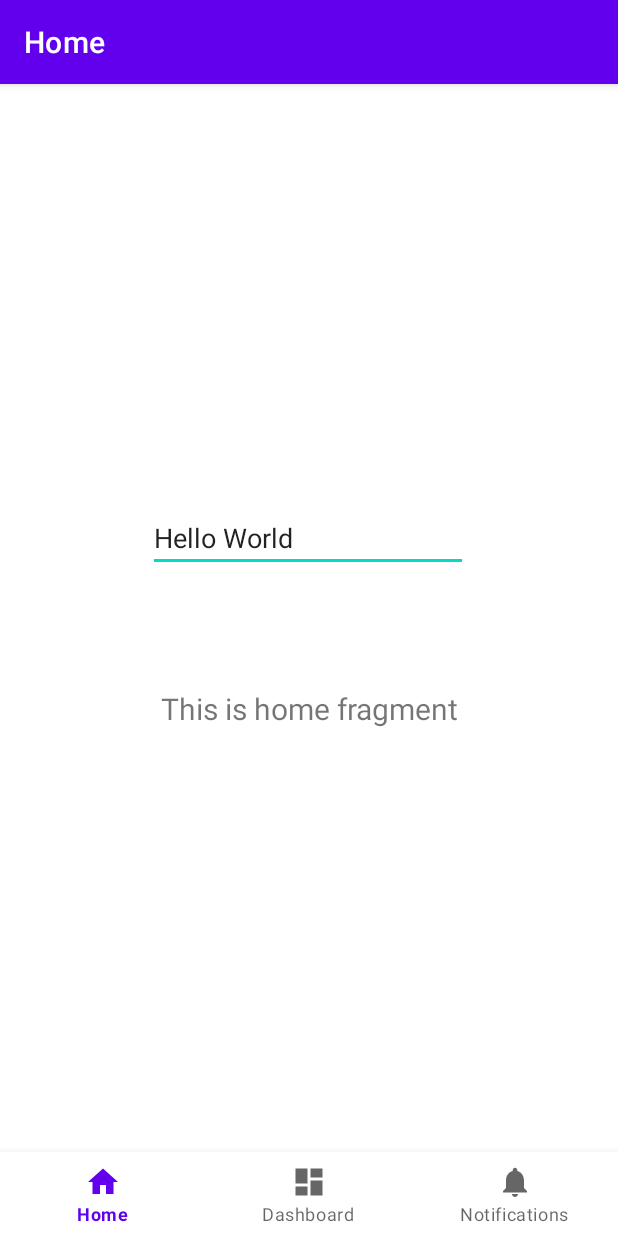
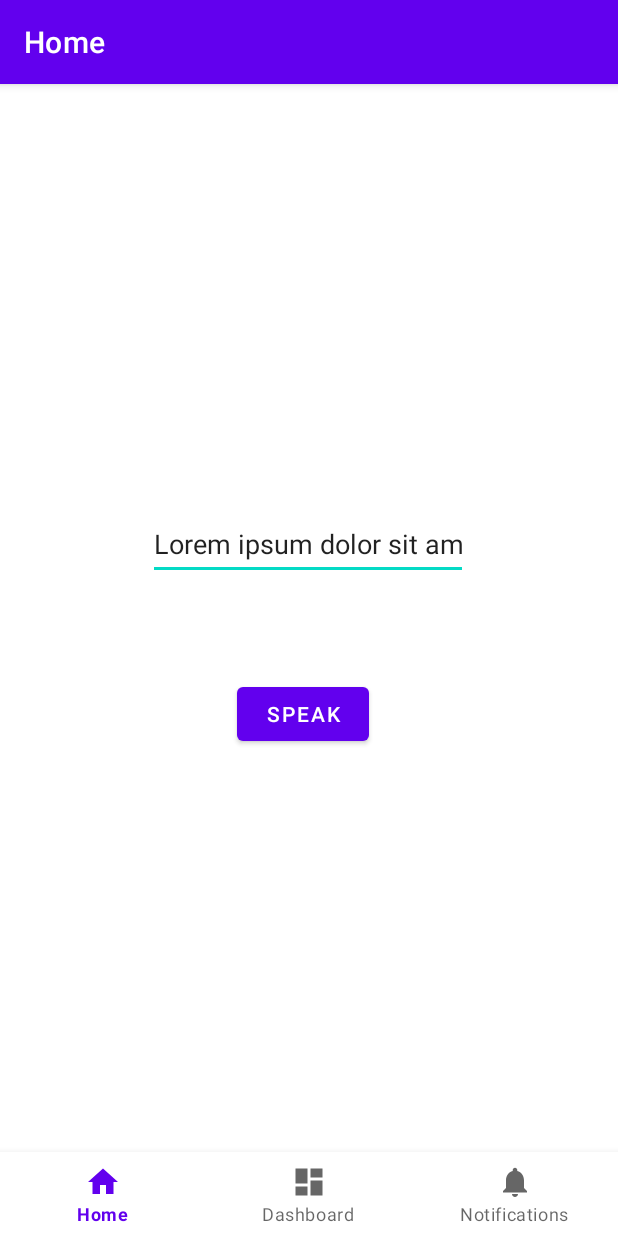
Before and after one commit to 12DerekH/CustomTTS, an Android app: the screen it shows after launch (MainActivity), on a phone screen of 412 x 824 dp. Run offline under Robolectric (Android 15) with nearby library versions, the phone set to English and light mode, and no system bars; our stand-ins replace navigation-ui.

Commit message:
Got TTS working

```diff
--- a/CustomTTS/app/src/main/java/com/example/customtts/ui/home/HomeFragment.java
+++ b/CustomTTS/app/src/main/java/com/example/customtts/ui/home/HomeFragment.java
@@ -1,11 +1,14 @@
 package com.example.customtts.ui.home;
 
 import android.os.Bundle;
+import android.speech.tts.TextToSpeech;
 import android.view.LayoutInflater;
 import android.view.View;
 import android.view.ViewGroup;
+import android.widget.Button;
 import android.widget.EditText;
 import android.widget.TextView;
+import android.widget.Toast;
 
 import androidx.annotation.NonNull;
 import androidx.fragment.app.Fragment;
@@ -14,9 +17,14 @@ import androidx.lifecycle.ViewModelProvider;
 import com.example.customtts.R;
 import com.example.customtts.databinding.FragmentHomeBinding;
 
+import java.util.Locale;
+
 public class HomeFragment extends Fragment {
 
     private FragmentHomeBinding binding;
+
+    TextToSpeech t1;
+    TextToSpeech t2;
 
     public View onCreateView(@NonNull LayoutInflater inflater,
                              ViewGroup container, Bundle savedInstanceState) {
@@ -26,13 +34,56 @@ public class HomeFragment extends Fragment {
         binding = FragmentHomeBinding.inflate(inflater, container, false);
         View root = binding.getRoot();
 
-        final TextView textView = binding.textHome;
-        homeViewModel.getText().observe(getViewLifecycleOwner(), textView::setText);
+        EditText ed1 =(EditText)root.findViewById(R.id.enterText);
+        Button b1 = (Button)root.findViewById(R.id.enterButton);
 
-        EditText ed1 =(EditText)root.findViewById(R.id.enterText);
-        System.out.println(ed1.getText());
+        t1 = new TextToSpeech(root.getContext(), new TextToSpeech.OnInitListener() {
+            @Override
+            public void onInit(int status) {
+                if(status != TextToSpeech.ERROR) {
+                    t1.addSpeech("Lorem", "");
+                    t1.setLanguage(Locale.UK);
+                }
+            }
+        });
+
+        t2 = new TextToSpeech(root.getContext(), new TextToSpeech.OnInitListener() {
+            @Override
+            public void onInit(int status) {
+                if(status != TextToSpeech.ERROR) {
+                    t2.setLanguage(Locale.GERMAN);
+                }
+            }
+        });
+
+        b1.setOnClickListener(new View.OnClickListener() {
+            @Override
+            public void onClick(View v) {
+                String toSpeak = ed1.getText().toString();
+                //Toast.makeText(root.getContext(), toSpeak,Toast.LENGTH_SHORT).show();
+                for (Object s: t1.getVoices().toArray()) {
+                    System.out.println(s.toString());
+                }
+                //Toast.makeText(root.getContext(), t1.getVoices().toString(), Toast.LENGTH_LONG).show();
+                t1.speak(toSpeak, TextToSpeech.QUEUE_FLUSH, null);
+                t2.speak(toSpeak, TextToSpeech.QUEUE_FLUSH, null);
+                //System.out.println(ed1.getText());
+            }
+        });
 
         return root;
+    }
+
+    public void onPause(){
+        if(t1 !=null){
+            t1.stop();
+            //t1.shutdown();
+        }
+        if(t2 !=null){
+            t2.stop();
+            //t1.shutdown();
+        }
+        super.onPause();
     }
 
     @Override
--- a/CustomTTS/app/src/main/res/layout/fragment_home.xml
+++ b/CustomTTS/app/src/main/res/layout/fragment_home.xml
@@ -5,20 +5,6 @@
     android:layout_width="match_parent"
     android:layout_height="match_parent"
     tools:context=".ui.home.HomeFragment">
-
-    <TextView
-        android:id="@+id/text_home"
-        android:layout_width="match_parent"
-        android:layout_height="wrap_content"
-        android:layout_marginStart="8dp"
-        android:layout_marginTop="8dp"
-        android:layout_marginEnd="8dp"
-        android:textAlignment="center"
-        android:textSize="20sp"
-        app:layout_constraintBottom_toBottomOf="parent"
-        app:layout_constraintEnd_toEndOf="parent"
-        app:layout_constraintStart_toStartOf="parent"
-        app:layout_constraintTop_toTopOf="parent" />
 
     <EditText
         android:id="@+id/enterText"
@@ -30,11 +16,23 @@
         android:layout_marginBottom="10dp"
         android:ems="10"
         android:inputType="textPersonName"
-        android:text="Hello World"
+        android:minHeight="48dp"
+        android:text="Lorem ipsum dolor sit amet, consectetur adipiscing elit. Suspendisse non."
         app:layout_constraintBottom_toBottomOf="parent"
         app:layout_constraintEnd_toEndOf="parent"
         app:layout_constraintHorizontal_bias="0.497"
         app:layout_constraintStart_toStartOf="parent"
         app:layout_constraintTop_toTopOf="parent"
-        app:layout_constraintVertical_bias="0.336" />
+        app:layout_constraintVertical_bias="0.341"
+        tools:text="Lorem ipsum dolor sit amet, consectetur adipiscing elit. Suspendisse non." />
+
+    <Button
+        android:id="@+id/enterButton"
+        android:layout_width="wrap_content"
+        android:layout_height="wrap_content"
+        android:layout_marginStart="158dp"
+        android:layout_marginTop="340dp"
+        android:text="Speak"
+        app:layout_constraintStart_toStartOf="parent"
+        app:layout_constraintTop_toTopOf="parent" />
 </androidx.constraintlayout.widget.ConstraintLayout>
```
